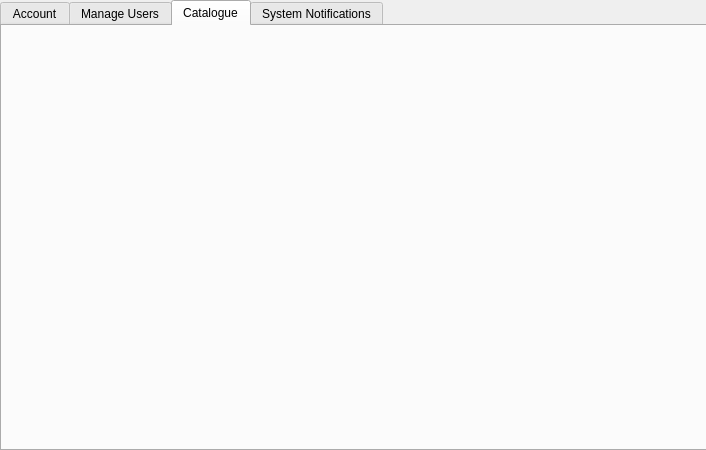
peterjmen/106.2_library_system, file LibraryApp/adminwindow.ui: the form before one commit.
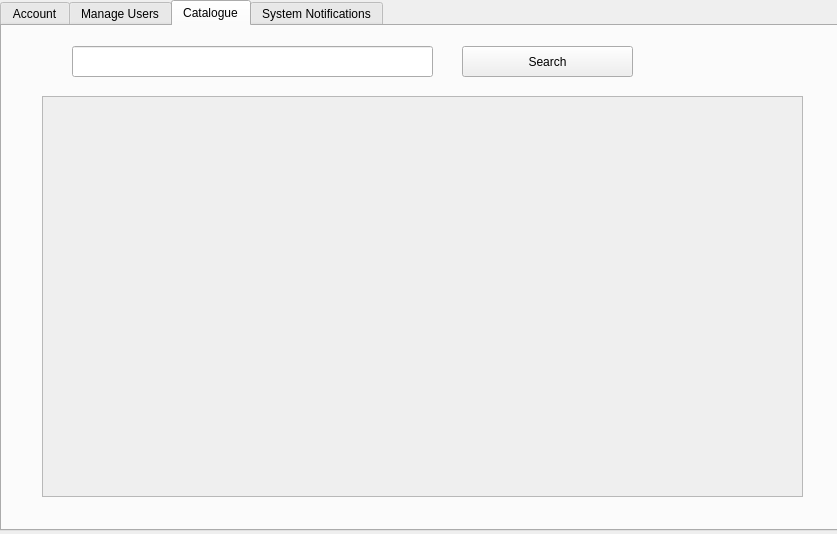
The form after the commit. The open tabs and pages were chosen to show the change.

Commit message: UI elements added to admin - Pre merge

Diff of the .ui file:
```diff
--- a/LibraryApp/adminwindow.ui
+++ b/LibraryApp/adminwindow.ui
@@ -6,8 +6,8 @@
    <rect>
     <x>0</x>
     <y>0</y>
-    <width>706</width>
-    <height>450</height>
+    <width>837</width>
+    <height>534</height>
    </rect>
   </property>
   <property name="windowTitle">
@@ -18,8 +18,8 @@
     <rect>
      <x>0</x>
      <y>0</y>
-     <width>711</width>
-     <height>451</height>
+     <width>841</width>
+     <height>531</height>
     </rect>
    </property>
    <property name="currentIndex">
@@ -70,6 +70,95 @@
     <attribute name="title">
      <string>Catalogue</string>
     </attribute>
+    <widget class="QPushButton" name="bookSearchButton">
+     <property name="geometry">
+      <rect>
+       <x>460</x>
+       <y>20</y>
+       <width>171</width>
+       <height>31</height>
+      </rect>
+     </property>
+     <property name="text">
+      <string>Search</string>
+     </property>
+    </widget>
+    <widget class="QLineEdit" name="lineEdit_bookSearchText">
+     <property name="geometry">
+      <rect>
+       <x>70</x>
+       <y>20</y>
+       <width>361</width>
+       <height>31</height>
+      </rect>
+     </property>
+    </widget>
+    <widget class="QScrollArea" name="scrollArea">
+     <property name="geometry">
+      <rect>
+       <x>40</x>
+       <y>70</y>
+       <width>761</width>
+       <height>401</height>
+      </rect>
+     </property>
+     <property name="widgetResizable">
+      <bool>true</bool>
+     </property>
+     <widget class="QWidget" name="scrollContents">
+      <property name="geometry">
+       <rect>
+        <x>0</x>
+        <y>0</y>
+        <width>759</width>
+        <height>399</height>
+       </rect>
+      </property>
+      <widget class="QWidget" name="horizontalLayoutWidget">
+       <property name="geometry">
+        <rect>
+         <x>50</x>
+         <y>40</y>
+         <width>661</width>
+         <height>321</height>
+        </rect>
+       </property>
+       <layout class="QHBoxLayout" name="horizontalLayout">
+        <property name="spacing">
+         <number>2</number>
+        </property>
+        <property name="leftMargin">
+         <number>10</number>
+        </property>
+        <property name="topMargin">
+         <number>10</number>
+        </property>
+        <property name="rightMargin">
+         <number>10</number>
+        </property>
+        <property name="bottomMargin">
+         <number>10</number>
+        </property>
+        <item>
+         <layout class="QVBoxLayout" name="bookCoverVertLayout">
+          <property name="topMargin">
+           <number>0</number>
+          </property>
+          <property name="bottomMargin">
+           <number>0</number>
+          </property>
+         </layout>
+        </item>
+        <item>
+         <layout class="QVBoxLayout" name="bookInfoVertLayout"/>
+        </item>
+        <item>
+         <layout class="QVBoxLayout" name="bookOptions"/>
+        </item>
+       </layout>
+      </widget>
+     </widget>
+    </widget>
    </widget>
    <widget class="QWidget" name="tab_3">
     <attribute name="title">
```
Left out of the diff: 170 changed lines with no effect on the pictures. The commit also changes 4 other files.
